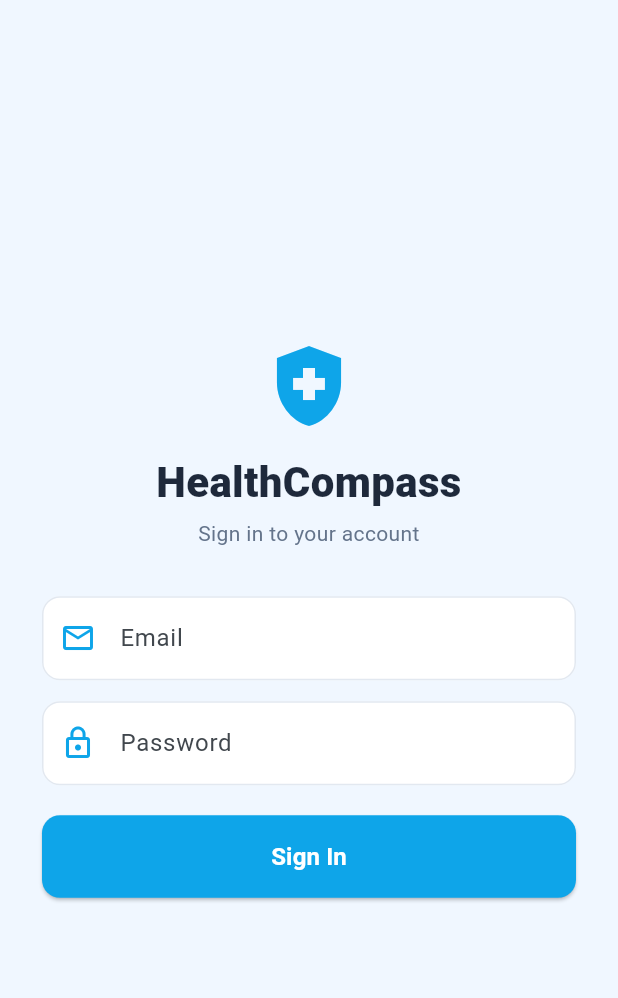
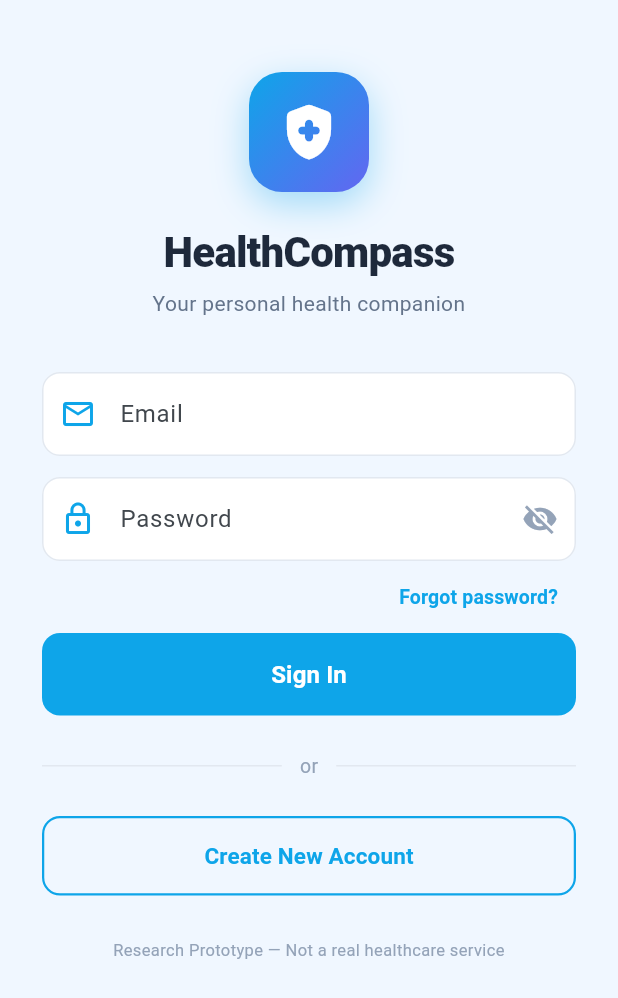
Before and after one commit to seyedhasanmirhoseini1367/healthcompass-mobile, a Flutter app: the screen it shows after launch, on a phone screen of 412 x 824 dp. Shown: the top 998 px of the screen. Run offline on Flutter 3.47's test engine with Material 3 defaults, Android fonts, the phone set to English and light mode, and no system bars; our stand-ins replace dio, flutter_secure_storage, go_router.

Commit message:
Add register, forgot password screens and improved login UI

```diff
--- a/lib/core/api_service.dart
+++ b/lib/core/api_service.dart
@@ -24,6 +24,25 @@ class ApiService {
     await _storage.write(key: 'access_token',  value: res.data['access']);
     await _storage.write(key: 'refresh_token', value: res.data['refresh']);
     return res.data;
+  }
+
+  static Future<Map<String, dynamic>> register(String email, String password, String fullName) async {
+    final dio = await _client();
+    final res = await dio.post('/auth/register/', data: {
+      'email':      email,
+      'password1':  password,
+      'password2':  password,
+      'first_name': fullName.split(' ').first,
+      'last_name':  fullName.split(' ').length > 1 ? fullName.split(' ').last : '',
+    });
+    await _storage.write(key: 'access_token',  value: res.data['access']);
+    await _storage.write(key: 'refresh_token', value: res.data['refresh']);
+    return res.data;
+  }
+
+  static Future<void> forgotPassword(String email) async {
+    final dio = await _client();
+    await dio.post('/auth/forgot-password/', data: {'email': email});
   }
 
   static Future<void> logout() async {
--- a/lib/main.dart
+++ b/lib/main.dart
@@ -2,6 +2,8 @@ import 'package:flutter/material.dart';
 import 'package:go_router/go_router.dart';
 import 'core/api_service.dart';
 import 'screens/login_screen.dart';
+import 'screens/register_screen.dart';
+import 'screens/forgot_password_screen.dart';
 import 'screens/dashboard_screen.dart';
 import 'screens/records_screen.dart';
 import 'screens/assistant_screen.dart';
@@ -12,15 +14,18 @@ final _router = GoRouter(
   initialLocation: '/login',
   redirect: (context, state) async {
     final loggedIn = await ApiService.isLoggedIn();
-    if (!loggedIn && state.matchedLocation != '/login') return '/login';
+    final publicRoutes = ['/login', '/register', '/forgot-password'];
+    if (!loggedIn && !publicRoutes.contains(state.matchedLocation)) return '/login';
     if (loggedIn  && state.matchedLocation == '/login') return '/dashboard';
     return null;
   },
   routes: [
-    GoRoute(path: '/login',     builder: (ctx, s) => const LoginScreen()),
-    GoRoute(path: '/dashboard', builder: (ctx, s) => const DashboardScreen()),
-    GoRoute(path: '/records',   builder: (ctx, s) => const RecordsScreen()),
-    GoRoute(path: '/assistant', builder: (ctx, s) => const AssistantScreen()),
+    GoRoute(path: '/login',           builder: (ctx, s) => const LoginScreen()),
+    GoRoute(path: '/register',        builder: (ctx, s) => const RegisterScreen()),
+    GoRoute(path: '/forgot-password', builder: (ctx, s) => const ForgotPasswordScreen()),
+    GoRoute(path: '/dashboard',       builder: (ctx, s) => const DashboardScreen()),
+    GoRoute(path: '/records',         builder: (ctx, s) => const RecordsScreen()),
+    GoRoute(path: '/assistant',       builder: (ctx, s) => const AssistantScreen()),
   ],
 );
 
--- a/lib/screens/login_screen.dart
+++ b/lib/screens/login_screen.dart
@@ -11,15 +11,18 @@ class LoginScreen extends StatefulWidget {
 class _LoginScreenState extends State<LoginScreen> {
   final _email    = TextEditingController();
   final _password = TextEditingController();
-  bool _loading = false;
+  final _formKey  = GlobalKey<FormState>();
+  bool _loading   = false;
+  bool _obscure   = true;
   String? _error;
 
   Future<void> _login() async {
+    if (!_formKey.currentState!.validate()) return;
     setState(() { _loading = true; _error = null; });
     try {
       await ApiService.login(_email.text.trim(), _password.text);
       if (mounted) context.go('/dashboard');
-    } catch (e) {
+    } catch (_) {
       setState(() { _error = 'Invalid email or password.'; });
     } finally {
       if (mounted) setState(() { _loading = false; });
@@ -31,47 +34,103 @@ class _LoginScreenState extends State<LoginScreen> {
     return Scaffold(
       backgroundColor: const Color(0xFFf0f7ff),
       body: SafeArea(
-        child: Center(
-          child: SingleChildScrollView(
-            padding: const EdgeInsets.all(28),
+        child: SingleChildScrollView(
+          padding: const EdgeInsets.all(28),
+          child: Form(
+            key: _formKey,
             child: Column(
               crossAxisAlignment: CrossAxisAlignment.stretch,
               children: [
-                const Icon(Icons.health_and_safety, size: 64, color: Color(0xFF0ea5e9)),
-                const SizedBox(height: 12),
+                const SizedBox(height: 20),
+                _logo(),
+                const SizedBox(height: 20),
                 const Text('HealthCompass', textAlign: TextAlign.center,
-                    style: TextStyle(fontSize: 28, fontWeight: FontWeight.w900, color: Color(0xFF1e293b))),
+                    style: TextStyle(fontSize: 28, fontWeight: FontWeight.w900,
+                        color: Color(0xFF1e293b), letterSpacing: -0.5)),
                 const SizedBox(height: 4),
-                const Text('Sign in to your account', textAlign: TextAlign.center,
-                    style: TextStyle(color: Color(0xFF64748b))),
-                const SizedBox(height: 32),
-                TextField(
+                const Text('Your personal health companion', textAlign: TextAlign.center,
+                    style: TextStyle(color: Color(0xFF64748b), fontSize: 14)),
+                const SizedBox(height: 36),
+
+                TextFormField(
                   controller: _email,
                   keyboardType: TextInputType.emailAddress,
-                  decoration: _inputDecoration('Email', Icons.email_outlined),
+                  validator: (v) => v == null || !v.contains('@') ? 'Enter a valid email' : null,
+                  decoration: _dec('Email', Icons.email_outlined),
                 ),
                 const SizedBox(height: 14),
-                TextField(
+                TextFormField(
                   controller: _password,
-                  obscureText: true,
-                  decoration: _inputDecoration('Password', Icons.lock_outline),
+                  obscureText: _obscure,
+                  validator: (v) => v == null || v.isEmpty ? 'Enter your password' : null,
+                  decoration: _dec('Password', Icons.lock_outline).copyWith(
+                    suffixIcon: IconButton(
+                      icon: Icon(_obscure ? Icons.visibility_off : Icons.visibility,
+                          color: const Color(0xFF94a3b8)),
+                      onPressed: () => setState(() => _obscure = !_obscure),
+                    ),
+                  ),
                 ),
+
+                Align(
+                  alignment: Alignment.centerRight,
+                  child: TextButton(
+                    onPressed: () => context.go('/forgot-password'),
+                    child: const Text('Forgot password?',
+                        style: TextStyle(color: Color(0xFF0ea5e9), fontWeight: FontWeight.w600, fontSize: 13)),
+                  ),
+                ),
+
                 if (_error != null) ...[
-                  const SizedBox(height: 10),
-                  Text(_error!, style: const TextStyle(color: Colors.red, fontSize: 13)),
+                  Container(
+                    padding: const EdgeInsets.all(12),
+                    decoration: BoxDecoration(color: const Color(0xFFfee2e2),
+                        borderRadius: BorderRadius.circular(10)),
+                    child: Text(_error!, style: const TextStyle(color: Color(0xFFdc2626), fontSize: 13)),
+                  ),
+                  const SizedBox(height: 14),
                 ],
-                const SizedBox(height: 20),
+
                 ElevatedButton(
                   onPressed: _loading ? null : _login,
                   style: ElevatedButton.styleFrom(
                     backgroundColor: const Color(0xFF0ea5e9),
                     padding: const EdgeInsets.symmetric(vertical: 16),
                     shape: RoundedRectangleBorder(borderRadius: BorderRadius.circular(12)),
+                    elevation: 0,
                   ),
                   child: _loading
                       ? const SizedBox(height: 20, width: 20,
                           child: CircularProgressIndicator(color: Colors.white, strokeWidth: 2))
-                      : const Text('Sign In', style: TextStyle(fontSize: 16, fontWeight: FontWeight.bold, color: Colors.white)),
+                      : const Text('Sign In',
+                          style: TextStyle(fontSize: 16, fontWeight: FontWeight.bold, color: Colors.white)),
+                ),
+                const SizedBox(height: 24),
+
+                Row(children: const [
+                  Expanded(child: Divider(color: Color(0xFFe2e8f0))),
+                  Padding(padding: EdgeInsets.symmetric(horizontal: 12),
+                      child: Text('or', style: TextStyle(color: Color(0xFF94a3b8), fontSize: 13))),
+                  Expanded(child: Divider(color: Color(0xFFe2e8f0))),
+                ]),
+                const SizedBox(height: 24),
+
+                OutlinedButton(
+                  onPressed: () => context.go('/register'),
+                  style: OutlinedButton.styleFrom(
+                    padding: const EdgeInsets.symmetric(vertical: 16),
+                    side: const BorderSide(color: Color(0xFF0ea5e9), width: 1.5),
+                    shape: RoundedRectangleBorder(borderRadius: BorderRadius.circular(12)),
+                  ),
+                  child: const Text('Create New Account',
+                      style: TextStyle(fontSize: 15, fontWeight: FontWeight.w700, color: Color(0xFF0ea5e9))),
+                ),
+                const SizedBox(height: 28),
+
+                const Center(
+                  child: Text('Research Prototype — Not a real healthcare service',
+                      textAlign: TextAlign.center,
+                      style: TextStyle(color: Color(0xFF94a3b8), fontSize: 11)),
                 ),
               ],
             ),
@@ -81,15 +140,32 @@ class _LoginScreenState extends State<LoginScreen> {
     );
   }
 
-  InputDecoration _inputDecoration(String label, IconData icon) => InputDecoration(
+  Widget _logo() => Center(
+    child: Container(
+      width: 80, height: 80,
+      decoration: BoxDecoration(
+        gradient: const LinearGradient(colors: [Color(0xFF0ea5e9), Color(0xFF6366f1)],
+            begin: Alignment.topLeft, end: Alignment.bottomRight),
+        borderRadius: BorderRadius.circular(22),
+        boxShadow: [BoxShadow(color: const Color(0xFF0ea5e9).withValues(alpha: 0.35),
+            blurRadius: 20, offset: const Offset(0, 8))],
+      ),
+      child: const Icon(Icons.health_and_safety_rounded, color: Colors.white, size: 44),
+    ),
+  );
+
+  InputDecoration _dec(String label, IconData icon) => InputDecoration(
     labelText: label,
     prefixIcon: Icon(icon, color: const Color(0xFF0ea5e9)),
-    filled: true,
-    fillColor: Colors.white,
+    filled: true, fillColor: Colors.white,
     border: OutlineInputBorder(borderRadius: BorderRadius.circular(12), borderSide: BorderSide.none),
     enabledBorder: OutlineInputBorder(borderRadius: BorderRadius.circular(12),
         borderSide: const BorderSide(color: Color(0xFFe2e8f0))),
     focusedBorder: OutlineInputBorder(borderRadius: BorderRadius.circular(12),
         borderSide: const BorderSide(color: Color(0xFF0ea5e9), width: 1.5)),
+    errorBorder: OutlineInputBorder(borderRadius: BorderRadius.circular(12),
+        borderSide: const BorderSide(color: Color(0xFFef4444))),
+    focusedErrorBorder: OutlineInputBorder(borderRadius: BorderRadius.circular(12),
+        borderSide: const BorderSide(color: Color(0xFFef4444), width: 1.5)),
   );
 }
```
Also changed, not shown: lib/screens/forgot_password_screen.dart (added, +153 -0 lines), lib/screens/register_screen.dart (added, +169 -0 lines).
